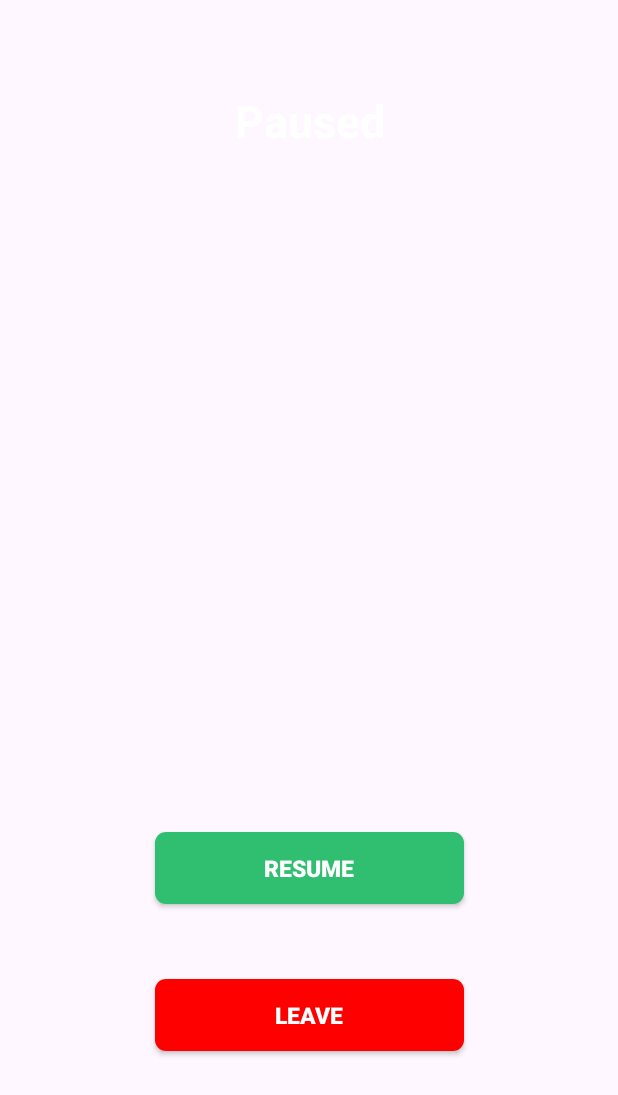
After one commit to AbdElrahman-Rafaat-Amer/Monkey-Banana-Android, an Android app: the layout pause_layout.xml on its own in the app's theme, with its tools: preview values and no code run, on a phone screen of 412 x 824 dp. The commit adds this screen. Shown: the top 1095 px of the screen. Run offline under Robolectric (Android 15) with nearby library versions, the phone set to English and light mode, and no system bars.

Commit message:
[MB][Android] Pause Resume game
MB-1:[MB][Android] Pause Resume game
https://abdelrahmanraafat.atlassian.net/browse/MB-1

Work Done:
========
- Add pause dialog.
- Resume game only when user click user button.
- Update String Resources.

```diff
--- /dev/null
+++ b/app/src/main/res/drawable/ic_background_discard_button.xml
@@ -0,0 +1,7 @@
+<?xml version="1.0" encoding="utf-8"?>
+<shape xmlns:android="http://schemas.android.com/apk/res/android"
+    android:shape="rectangle">
+    <solid android:color="#FF0000" />
+
+    <corners android:radius="7sp" />
+</shape>
--- /dev/null
+++ b/app/src/main/res/drawable/ic_background_save_button.xml
@@ -0,0 +1,7 @@
+<?xml version="1.0" encoding="utf-8"?>
+<shape xmlns:android="http://schemas.android.com/apk/res/android"
+    android:shape="rectangle">
+    <solid android:color="#30BE71" />
+
+    <corners android:radius="7sp" />
+</shape>
--- /dev/null
+++ b/app/src/main/res/layout/pause_layout.xml
@@ -0,0 +1,62 @@
+<?xml version="1.0" encoding="utf-8"?>
+<androidx.constraintlayout.widget.ConstraintLayout xmlns:android="http://schemas.android.com/apk/res/android"
+    xmlns:app="http://schemas.android.com/apk/res-auto"
+    android:layout_width="match_parent"
+    android:layout_height="match_parent"
+    android:layout_gravity="center"
+    android:background="@android:color/transparent">
+
+    <TextView
+        android:id="@+id/pauseTextView"
+        android:layout_width="match_parent"
+        android:layout_height="wrap_content"
+        android:layout_marginTop="60dp"
+        android:gravity="center"
+        android:text="@string/paused"
+        android:textColor="@color/white"
+        android:textSize="30sp"
+        android:textStyle="bold"
+        app:layout_constraintEnd_toEndOf="parent"
+        app:layout_constraintStart_toStartOf="parent"
+        app:layout_constraintTop_toTopOf="parent" />
+
+    <androidx.constraintlayout.widget.Guideline
+        android:id="@+id/guideline"
+        android:layout_width="wrap_content"
+        android:layout_height="wrap_content"
+        android:orientation="horizontal"
+        app:layout_constraintGuide_percent="0.85" />
+
+    <androidx.appcompat.widget.AppCompatButton
+        android:id="@+id/resume_button"
+        android:layout_width="0dp"
+        android:layout_height="wrap_content"
+        android:layout_marginBottom="50dp"
+        android:background="@drawable/ic_background_save_button"
+        android:text="@string/resume"
+        android:textColor="@color/white"
+        android:textSize="15sp"
+        android:textStyle="bold"
+        app:layout_constraintBottom_toTopOf="@+id/leave_button"
+        app:layout_constraintEnd_toEndOf="parent"
+        app:layout_constraintStart_toStartOf="parent"
+        app:layout_constraintWidth_max="250dp"
+        app:layout_constraintWidth_percent="0.5" />
+
+    <androidx.appcompat.widget.AppCompatButton
+        android:id="@+id/leave_button"
+        android:layout_width="0dp"
+        android:layout_height="wrap_content"
+        android:layout_marginTop="50dp"
+        android:background="@drawable/ic_background_discard_button"
+        android:text="@string/leave"
+        android:textColor="@color/white"
+        android:textSize="15sp"
+        android:textStyle="bold"
+        app:layout_constraintBottom_toTopOf="@+id/guideline"
+        app:layout_constraintEnd_toEndOf="parent"
+        app:layout_constraintStart_toStartOf="parent"
+        app:layout_constraintWidth_max="250dp"
+        app:layout_constraintWidth_percent="0.5" />
+
+</androidx.constraintlayout.widget.ConstraintLayout>
--- a/app/src/main/res/values/strings.xml
+++ b/app/src/main/res/values/strings.xml
@@ -7,5 +7,8 @@
     <string name="cancel">Cancel</string>
     <string name="score">Your Score: %1$d</string>
     <string name="best_score">Best Score: %1$d</string>
-    <string name="pauseImage">Pause/Resume Image</string>
+    <string name="pauseImage">Pause Image</string>
+    <string name="paused">Paused</string>
+    <string name="leave">LEAVE</string>
+    <string name="resume">RESUME</string>
 </resources>
```
Also changed, not shown: app/src/main/java/com/abdelrahman/raafaat/monkeybanana/ui/game/GameFragment.kt (+22 -9 lines), app/src/main/res/layout/fragment_game.xml (+10 -3 lines).
